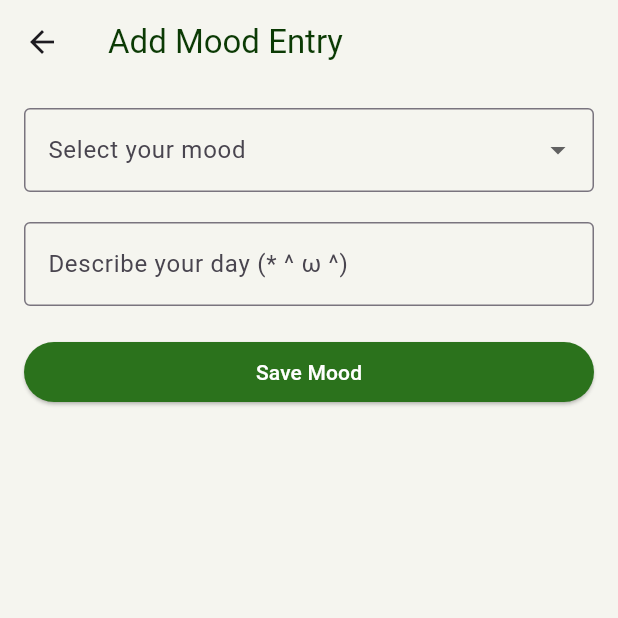
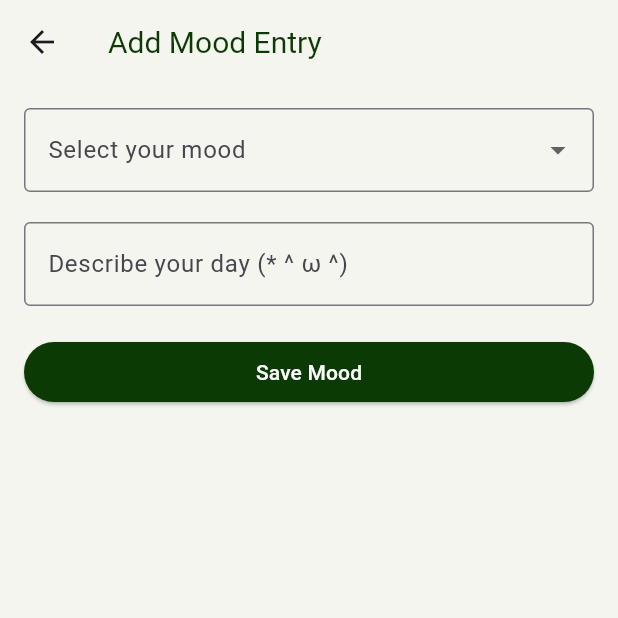
Before and after one commit to CMDF-team-project/Project, a Flutter app: the screen it shows after launch, item 4 of the bottom bar chosen, on a phone screen of 412 x 824 dp, the top half of it. Run offline on Flutter 3.47's test engine with Material 3 defaults, Android fonts, the phone set to English and light mode, and no system bars; our stand-ins replace connectivity_plus, firebase_core, firebase_database, table_calendar; accounts and stored records are empty.

Commit message:
added light and dark themes

```diff
--- a/lib/main.dart
+++ b/lib/main.dart
@@ -31,10 +31,43 @@ class MyApp extends StatelessWidget {
 
   @override
   Widget build(BuildContext context) {
+    final isDarkMode = Provider.of<MoodModel>(context).isDarkMode;
+    ThemeData darkTheme = ThemeData.dark().copyWith(
+      scaffoldBackgroundColor: Color.fromARGB(255, 39, 46, 37),
+      appBarTheme: AppBarTheme(backgroundColor: Color.fromARGB(255, 39, 46, 37),
+      titleTextStyle: TextStyle(color: Colors.white, fontSize: 20),
+      ),
+      bottomAppBarTheme: BottomAppBarTheme(color: Color.fromARGB(255, 17, 20, 16)),
+      textTheme: TextTheme(
+        bodyLarge: TextStyle(color: Colors.white),
+        bodyMedium: TextStyle(color: Colors.white),
+        bodySmall: TextStyle(color: Colors.white),
+        titleMedium: TextStyle(color: Colors.white),
+        titleSmall: TextStyle(color: Colors.white),
+        titleLarge: TextStyle(color: Colors.white),
+        labelLarge: TextStyle(color: Colors.white),
+        labelMedium: TextStyle(color: Colors.white),
+        labelSmall: TextStyle(color: Colors.white),
+      ),
+      dialogTheme: DialogTheme(
+        titleTextStyle: TextStyle(color: Colors.white, fontSize: 20),
+        backgroundColor: Color.fromARGB(255, 17, 20, 16),
+      ),
+      textButtonTheme: TextButtonThemeData(style: TextButton.styleFrom(foregroundColor: Colors.white)),
+    );
+
+    ThemeData lightTheme = ThemeData(
+      scaffoldBackgroundColor: Color.fromARGB(255, 245, 245, 239),
+      appBarTheme: AppBarTheme(backgroundColor: Color.fromARGB(255, 245, 245, 239),
+      titleTextStyle: TextStyle(color: Color.fromARGB(255, 11, 58, 4), fontSize: 20),),
+      bottomAppBarTheme: BottomAppBarTheme(color: Color.fromARGB(255, 43, 114, 28).withOpacity(0.5)),
+      dialogTheme: DialogTheme(
+        titleTextStyle: TextStyle(color: Color.fromARGB(255, 11, 58, 4), fontSize: 20),
+      ),
+      textButtonTheme: TextButtonThemeData(style: TextButton.styleFrom(foregroundColor: Color.fromARGB(255, 11, 58, 4))),
+    );
     return MaterialApp(
-      theme: ThemeData(
-        scaffoldBackgroundColor: Color.fromARGB(255, 245, 245, 239),
-      ),
+      theme: isDarkMode ? darkTheme : lightTheme,
       initialRoute: '/',
       routes: {
         '/': (context) => SplashScreen(),
--- a/lib/screens/home_screen.dart
+++ b/lib/screens/home_screen.dart
@@ -18,20 +18,18 @@ class _HomeScreenState extends State<HomeScreen>
   with ConnectionAwareMixin<HomeScreen>, DefaultConnectionAwareMixin<HomeScreen>
   implements RestartableStateInterface {
 
-  Color _getCellTextColor(Color backgroundColor) {
-    return backgroundColor.computeLuminance() > 0.5 ? Colors.black : Colors.white;
-  }
-
   @override
   Widget buildPage(BuildContext context) {
     final model = Provider.of<MoodModel>(context);
 
     return Scaffold(
       appBar: AppBar(
-        backgroundColor: Color.fromARGB(255, 245, 245, 239),
+
         actions: [
           IconButton(
-            onPressed: () {},
+            onPressed: () {
+              model.toggleDarkMode();
+            },
             icon: const Icon(
               Icons.brightness_6,
               color: Color.fromARGB(255, 206, 203, 29),
@@ -71,7 +69,6 @@ class _HomeScreenState extends State<HomeScreen>
                   formatButtonVisible: false,
                   titleCentered: true,
                   titleTextStyle: TextStyle(
-                    color: Colors.black,
                     fontSize: 20,
                     fontWeight: FontWeight.bold,
                   ),
@@ -83,7 +80,7 @@ class _HomeScreenState extends State<HomeScreen>
                       future: model.getMoodColorByDate(date),
                       builder: (context, snapshot) {
                         Color backgroundColor = snapshot.data ?? Color.fromARGB(255, 39, 165, 66);
-                        Color textColor = _getCellTextColor(backgroundColor);
+                        Color textColor = Colors.white;
 
                         return Container(
                           decoration: BoxDecoration(
@@ -151,7 +148,6 @@ class _HomeScreenState extends State<HomeScreen>
         ),
       ),
       bottomNavigationBar: BottomAppBar(
-        color: Color.fromARGB(255, 43, 114, 28).withOpacity(0.5),
         child: Row(
           mainAxisAlignment: MainAxisAlignment.spaceAround,
           children: [
--- a/lib/screens/mood_page.dart
+++ b/lib/screens/mood_page.dart
@@ -10,11 +10,8 @@ class AddMoodEntryScreen extends StatelessWidget {
   Widget build(BuildContext context) {
     return Scaffold(
       appBar: AppBar(
-        backgroundColor: Color.fromARGB(255, 245, 245, 239),
         title: const Text(
-          'Add Mood Entry',
-          style: TextStyle(color: Color.fromARGB(255, 11, 58, 4)),
-        ),
+          'Add Mood Entry'),
       ),
       body: Padding(
         padding: const EdgeInsets.all(16.0),
@@ -24,6 +21,8 @@ class AddMoodEntryScreen extends StatelessWidget {
               crossAxisAlignment: CrossAxisAlignment.stretch,
               children: [
                 DropdownButtonFormField<Mood>(
+                  dropdownColor: Color.fromARGB(255, 19, 73, 10),
+                  style: const TextStyle(color: Colors.white),
                   decoration: const InputDecoration(
                     labelText: 'Select your mood',
                     border: OutlineInputBorder(),
@@ -56,7 +55,7 @@ class AddMoodEntryScreen extends StatelessWidget {
                 const SizedBox(height: 20),
                 ElevatedButton(
                   style: const ButtonStyle(
-                    backgroundColor: MaterialStatePropertyAll<Color>(Color.fromARGB(255, 43, 114, 28)),
+                    backgroundColor: MaterialStatePropertyAll<Color>(Color.fromARGB(255, 11, 58, 4)),
                     foregroundColor: MaterialStatePropertyAll<Color>(Colors.white),
                   ),
                   onPressed: () => moodModel.saveMoodData(context),
```
Also changed, not shown: lib/dialogue/mood_dialogue.dart (+16 -13 lines), lib/storage/provider.dart (+30 -2 lines).
